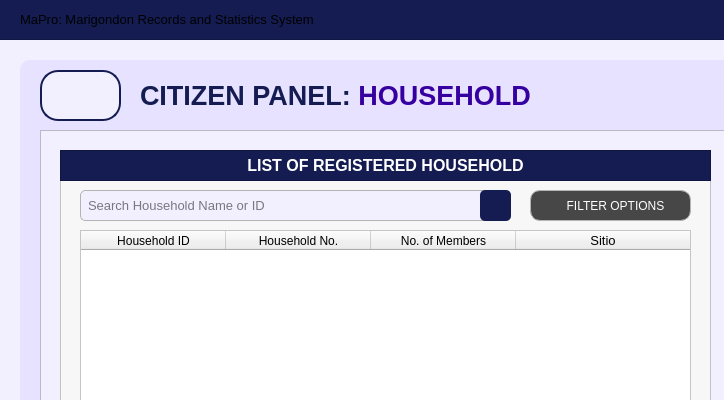
Before: the Qt Designer form Resources/UIs/MainPages/CitizenPanelPages/cp_household.ui in Yohhannn/Barangay-Records-Statistics-System, drawn with Qt 5; both pictures show x 0 to 724 and y 0 to 400 of the 1350 by 850 pixel window.
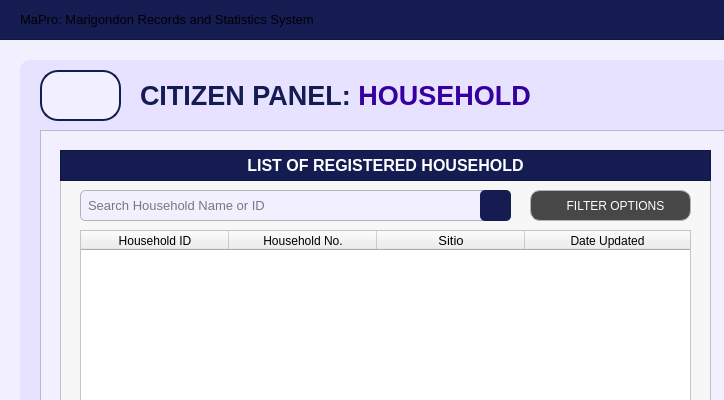
After: the same form once the commit is applied. Icons and pictures are not drawn.

Diff of the .ui file:
```diff
--- a/Resources/UIs/MainPages/CitizenPanelPages/cp_household.ui
+++ b/Resources/UIs/MainPages/CitizenPanelPages/cp_household.ui
@@ -386,7 +386,7 @@
        <bool>false</bool>
       </attribute>
       <attribute name="horizontalHeaderDefaultSectionSize">
-       <number>145</number>
+       <number>148</number>
       </attribute>
       <attribute name="horizontalHeaderShowSortIndicator" stdset="0">
        <bool>false</bool>
@@ -431,23 +431,6 @@
         </color>
        </property>
       </column>
-      <column>
-       <property name="text">
-        <string>No. of Members</string>
-       </property>
-       <property name="font">
-        <font>
-         <family>Arial</family>
-        </font>
-       </property>
-       <property name="background">
-        <color>
-         <red>59</red>
-         <green>57</green>
-         <blue>100</blue>
-        </color>
-       </property>
-      </column>
       <column>
        <property name="text">
         <string>Sitio</string>
@@ -466,6 +449,23 @@
         </color>
        </property>
       </column>
+      <column>
+       <property name="text">
+        <string>Date Updated</string>
+       </property>
+       <property name="font">
+        <font>
+         <family>Arial</family>
+        </font>
+       </property>
+       <property name="background">
+        <color>
+         <red>59</red>
+         <green>57</green>
+         <blue>100</blue>
+        </color>
+       </property>
+      </column>
      </widget>
      <widget class="QPushButton" name="householdList_buttonFilter">
       <property name="geometry">
```
